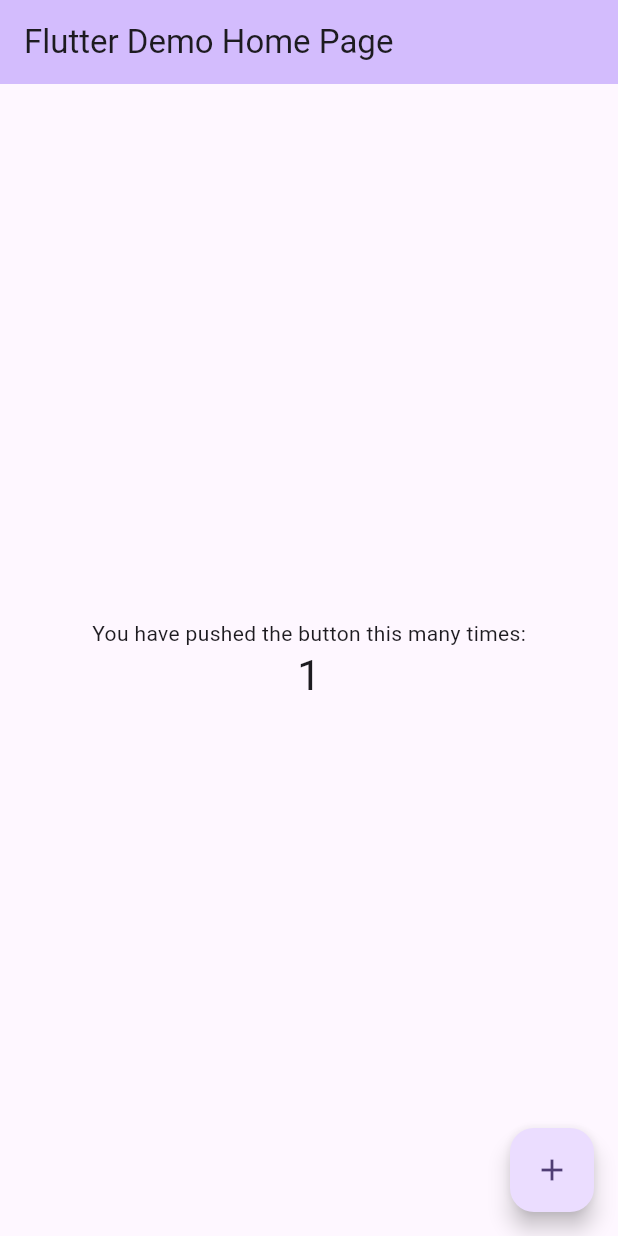
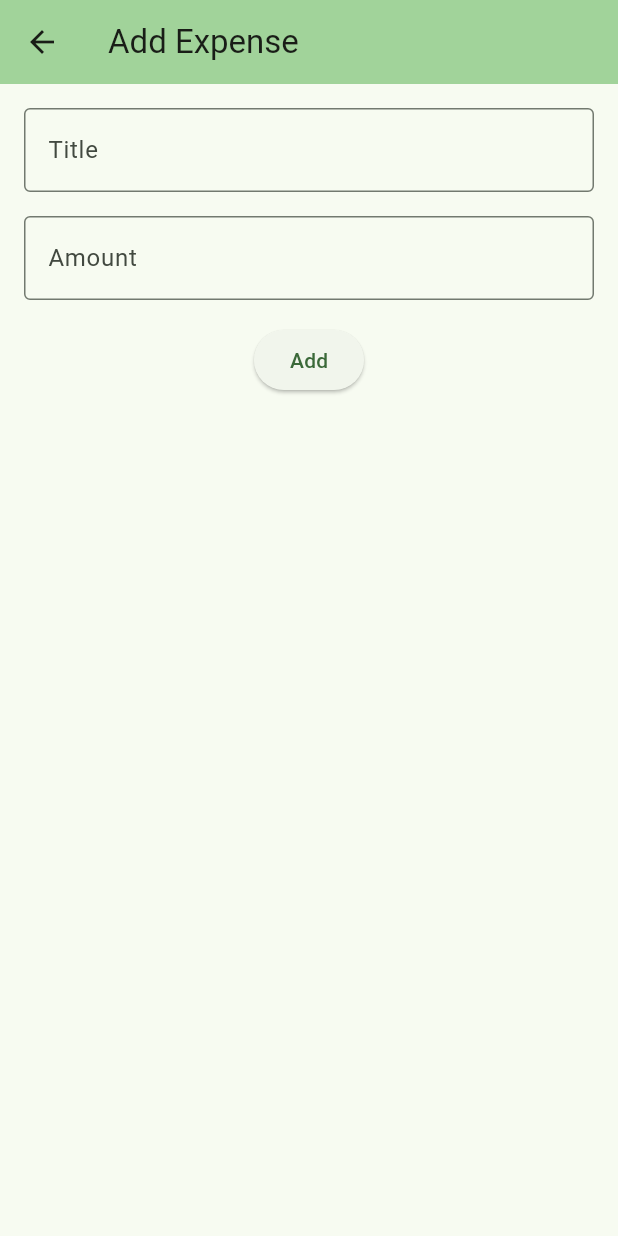
Before and after one commit to Aladdin-Ghribi/expense_tracker, a Flutter app: the screen it shows after launch, after a tap on the "add" icon, on a phone screen of 412 x 824 dp. Run offline on Flutter 3.47's test engine with Material 3 defaults, Android fonts, the phone set to English and light mode, and no system bars.

Commit message:
add expense screen and list screen integration

```diff
--- a/lib/main.dart
+++ b/lib/main.dart
@@ -1,122 +1,65 @@
 import 'package:flutter/material.dart';
+import 'screens/add_expense_screen.dart';
 
 void main() {
-  runApp(const MyApp());
+  runApp(ExpenseTrackerApp());
 }
 
-class MyApp extends StatelessWidget {
-  const MyApp({super.key});
-
-  // This widget is the root of your application.
+class ExpenseTrackerApp extends StatelessWidget {
   @override
   Widget build(BuildContext context) {
     return MaterialApp(
-      title: 'Flutter Demo',
+      title: 'Expense Tracker',
       theme: ThemeData(
-        // This is the theme of your application.
-        //
-        // TRY THIS: Try running your application with "flutter run". You'll see
-        // the application has a purple toolbar. Then, without quitting the app,
-        // try changing the seedColor in the colorScheme below to Colors.green
-        // and then invoke "hot reload" (save your changes or press the "hot
-        // reload" button in a Flutter-supported IDE, or press "r" if you used
-        // the command line to start the app).
-        //
-        // Notice that the counter didn't reset back to zero; the application
-        // state is not lost during the reload. To reset the state, use hot
-        // restart instead.
-        //
-        // This works for code too, not just values: Most code changes can be
-        // tested with just a hot reload.
-        colorScheme: ColorScheme.fromSeed(seedColor: Colors.deepPurple),
+        colorScheme: ColorScheme.fromSeed(seedColor: Colors.green),
+        useMaterial3: true,
       ),
-      home: const MyHomePage(title: 'Flutter Demo Home Page'),
+      home: ExpenseListScreen(),
     );
   }
 }
 
-class MyHomePage extends StatefulWidget {
-  const MyHomePage({super.key, required this.title});
-
-  // This widget is the home page of your application. It is stateful, meaning
-  // that it has a State object (defined below) that contains fields that affect
-  // how it looks.
-
-  // This class is the configuration for the state. It holds the values (in this
-  // case the title) provided by the parent (in this case the App widget) and
-  // used by the build method of the State. Fields in a Widget subclass are
-  // always marked "final".
-
-  final String title;
-
+class ExpenseListScreen extends StatefulWidget {
   @override
-  State<MyHomePage> createState() => _MyHomePageState();
+  _ExpenseListScreenState createState() => _ExpenseListScreenState();
 }
 
-class _MyHomePageState extends State<MyHomePage> {
-  int _counter = 0;
-
-  void _incrementCounter() {
-    setState(() {
-      // This call to setState tells the Flutter framework that something has
-      // changed in this State, which causes it to rerun the build method below
-      // so that the display can reflect the updated values. If we changed
-      // _counter without calling setState(), then the build method would not be
-      // called again, and so nothing would appear to happen.
-      _counter++;
-    });
-  }
+class _ExpenseListScreenState extends State<ExpenseListScreen> {
+  List<Map<String, dynamic>> _expenses = [];
 
   @override
   Widget build(BuildContext context) {
-    // This method is rerun every time setState is called, for instance as done
-    // by the _incrementCounter method above.
-    //
-    // The Flutter framework has been optimized to make rerunning build methods
-    // fast, so that you can just rebuild anything that needs updating rather
-    // than having to individually change instances of widgets.
     return Scaffold(
       appBar: AppBar(
-        // TRY THIS: Try changing the color here to a specific color (to
-        // Colors.amber, perhaps?) and trigger a hot reload to see the AppBar
-        // change color while the other colors stay the same.
+        title: Text('Expenses'),
         backgroundColor: Theme.of(context).colorScheme.inversePrimary,
-        // Here we take the value from the MyHomePage object that was created by
-        // the App.build method, and use it to set our appbar title.
-        title: Text(widget.title),
       ),
-      body: Center(
-        // Center is a layout widget. It takes a single child and positions it
-        // in the middle of the parent.
-        child: Column(
-          // Column is also a layout widget. It takes a list of children and
-          // arranges them vertically. By default, it sizes itself to fit its
-          // children horizontally, and tries to be as tall as its parent.
-          //
-          // Column has various properties to control how it sizes itself and
-          // how it positions its children. Here we use mainAxisAlignment to
-          // center the children vertically; the main axis here is the vertical
-          // axis because Columns are vertical (the cross axis would be
-          // horizontal).
-          //
-          // TRY THIS: Invoke "debug painting" (choose the "Toggle Debug Paint"
-          // action in the IDE, or press "p" in the console), to see the
-          // wireframe for each widget.
-          mainAxisAlignment: MainAxisAlignment.center,
-          children: <Widget>[
-            const Text('You have pushed the button this many times:'),
-            Text(
-              '$_counter',
-              style: Theme.of(context).textTheme.headlineMedium,
-            ),
-          ],
-        ),
+      body: ListView.builder(
+        itemCount: _expenses.length,
+        itemBuilder: (context, index) {
+          return ListTile(
+            title: Text(_expenses[index]['title']),
+            trailing: Text('\$${_expenses[index]['amount'].toStringAsFixed(2)}'),
+
+          );
+        },
       ),
       floatingActionButton: FloatingActionButton(
-        onPressed: _incrementCounter,
-        tooltip: 'Increment',
-        child: const Icon(Icons.add),
-      ), // This trailing comma makes auto-formatting nicer for build methods.
+        onPressed: () async {
+          final newExpense = await Navigator.push(
+            context,
+            MaterialPageRoute(builder: (context) => AddExpenseScreen()),
+          );
+          if (newExpense != null) {
+            setState(() {
+              _expenses.add(newExpense);
+              debugPrint("Added expense: ${newExpense['title']} - \$${newExpense['amount']}");
+            });
+          }
+        },
+        child: Icon(Icons.add),
+        tooltip: 'Add Expense',
+      ),
     );
   }
 }
--- /dev/null
+++ b/lib/screens/add_expense_screen.dart
@@ -0,0 +1,62 @@
+import 'package:flutter/material.dart';
+
+class AddExpenseScreen extends StatelessWidget {
+
+  final TextEditingController _titleController = TextEditingController();
+  final TextEditingController _amountController = TextEditingController();
+  @override
+  Widget build(BuildContext context) {
+    return Scaffold(
+      appBar: AppBar(
+        title: Text("Add Expense"),
+        backgroundColor: Theme.of(context).colorScheme.inversePrimary,
+      ),
+      body: Padding(
+        padding: EdgeInsets.all(16.0),
+        child: Column(
+          children: [
+            TextField(
+              controller: _titleController,
+              decoration: InputDecoration(
+                labelText: "Title",
+                border: OutlineInputBorder(),
+              ),
+
+            ),
+            SizedBox(height: 16.0),
+            TextField(
+              controller: _amountController,
+              decoration: InputDecoration(
+                labelText: "Amount",
+                border: OutlineInputBorder()
+              ),
+              keyboardType: TextInputType.numberWithOptions(decimal: true),
+            ),
+            SizedBox(height: 16.0,)
+            ,ElevatedButton(onPressed: (){
+
+              String? titleText = _titleController.text;
+              String? amountText = _amountController.text;
+
+              if(titleText.isNotEmpty && amountText.isNotEmpty){
+                double? amount = double.tryParse(amountText);
+                if(amount!=null){
+                  Navigator.pop(context,{
+                    "title":titleText,
+                    "amount":amount,
+                  });
+                }else{
+                  debugPrint("Invalid input try again");
+                }
+              }else{
+                debugPrint("Title or Amount Can't be empty");
+              }
+
+
+            }, child: Text("Add"))
+          ],
+        ),
+      ),
+    );
+  }
+}
```
Also changed, not shown: 1 other file.
